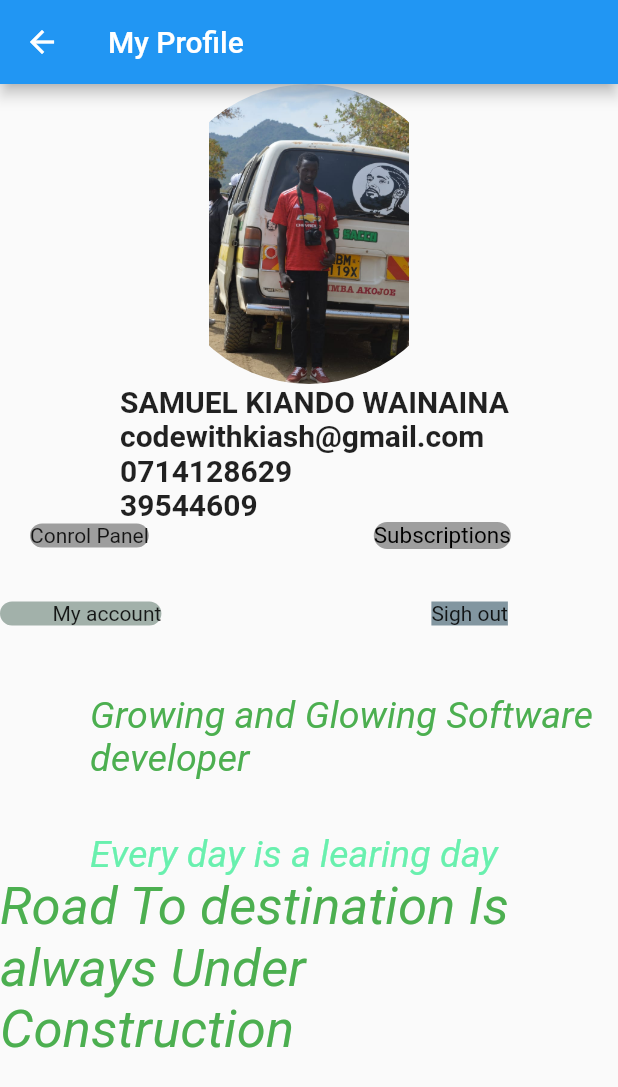
After one commit to Kiash254/fluttertodo, a Flutter app: the Profile screen opened directly, on a phone screen of 412 x 824 dp. The commit adds this screen. Shown: the top 1087 px of the screen. Run offline on Flutter 3.47's test engine with Material 2 defaults, Android fonts, the phone set to English and light mode, and no system bars; our stand-ins replace sqflite; accounts and stored records are empty.

Commit message:
second  commit

```diff
--- a/lib/repo/database.dart
+++ b/lib/repo/database.dart
@@ -3,7 +3,7 @@ import 'package:path/path.dart';
 import 'package:path_provider/path_provider.dart';
 
 class DatabaseConnection {
-  serDatabase() async {
+  setDatabase() async {
     var directory = await getApplicationDocumentsDirectory();
     var path = join(directory.path, 'db_todolis');
     var database =
--- /dev/null
+++ b/lib/screens/profile.dart
@@ -0,0 +1,148 @@
+// ignore_for_file: prefer_const_constructors, prefer_const_literals_to_create_immutables
+
+import 'package:flutter/material.dart';
+
+class Profile extends StatefulWidget {
+  const Profile({Key? key}) : super(key: key);
+
+  @override
+  State<Profile> createState() => _ProfileState();
+}
+
+class _ProfileState extends State<Profile> {
+  @override
+  Widget build(BuildContext context) {
+    return Scaffold(
+      appBar: AppBar(
+        title: Text('My Profile'),
+      ),
+      body: ListView(
+        children: [
+          Container(
+              height: 200,
+              decoration: BoxDecoration(
+                image:
+                    DecorationImage(image: AssetImage('assets/photoman.jpg')),
+                shape: BoxShape.circle,
+              )),
+          Padding(
+            padding: const EdgeInsets.only(left: 80),
+            child: Text(
+              'SAMUEL KIANDO WAINAINA',
+              style: TextStyle(fontWeight: FontWeight.bold, fontSize: 20),
+            ),
+          ),
+          Padding(
+            padding: const EdgeInsets.only(left: 80),
+            child: Text(
+              'codewithkiash@gmail.com',
+              style: TextStyle(
+                fontWeight: FontWeight.bold,
+                fontSize: 20,
+              ),
+            ),
+          ),
+          Padding(
+            padding: const EdgeInsets.only(left: 80),
+            child: Text(
+              '0714128629',
+              style: TextStyle(fontWeight: FontWeight.bold, fontSize: 20),
+            ),
+          ),
+          Padding(
+            padding: const EdgeInsets.only(left: 80),
+            child: Text(
+              '39544609',
+              style: TextStyle(fontWeight: FontWeight.bold, fontSize: 20),
+            ),
+          ),
+          Row(
+            children: [
+              Padding(
+                padding: const EdgeInsets.only(left: 20),
+                child: Container(
+                    decoration: BoxDecoration(
+                        color: Colors.grey,
+                        borderRadius: BorderRadius.all(Radius.circular(40))),
+                    child: Text('Conrol Panel')),
+              ),
+              Container(
+                width: 150,
+              ),
+              Container(
+                decoration: BoxDecoration(
+                    color: Colors.grey,
+                    borderRadius: BorderRadius.all(Radius.circular(60))),
+                child: Text(
+                  'Subscriptions',
+                  style: TextStyle(
+                    fontWeight: FontWeight.normal,
+                    fontSize: 15,
+                    color: Colors.black,
+                  ),
+                ),
+              )
+            ],
+          ),
+          SizedBox(
+            height: 35,
+          ),
+          Row(
+            children: [
+              Container(
+                decoration: BoxDecoration(
+                    color: Color.fromARGB(255, 162, 177, 170),
+                    borderRadius: BorderRadius.all(Radius.circular(40))),
+                child: Padding(
+                  padding: const EdgeInsets.only(left: 35),
+                  child: Text('My account'),
+                ),
+              ),
+              Container(width: 180),
+              Container(
+                decoration:
+                    BoxDecoration(color: Color.fromARGB(255, 130, 150, 160)),
+                child: Text('Sigh out'),
+              )
+            ],
+          ),
+          SizedBox(
+            height: 45,
+          ),
+          Padding(
+            padding: const EdgeInsets.only(left: 60),
+            child: Text(
+              "Growing and Glowing Software developer",
+              style: TextStyle(
+                color: Colors.green,
+                fontSize: 25,
+                fontStyle: FontStyle.italic,
+              ),
+            ),
+          ),
+          SizedBox(
+            height: 35,
+          ),
+          Padding(
+            padding: const EdgeInsets.only(left: 60),
+            child: Text(
+              'Every day is a learing day',
+              style: TextStyle(
+                  fontStyle: FontStyle.italic,
+                  fontSize: 25,
+                  color: Colors.greenAccent),
+            ),
+          ),
+          Text(
+            'Road To destination Is  always Under  Construction',
+            style: TextStyle(
+              fontStyle: FontStyle.italic,
+              fontSize: 35,
+              color: Colors.green,
+            ),
+          )
+        ],
+      ),
+    );
+  }
+}
--- a/pubspec.yaml
+++ b/pubspec.yaml
@@ -62,6 +62,8 @@ flutter:
   # To add assets to your application, add an assets section, like this:
   assets:
     - assets/kiash.jpg
+    - assets/photoman.jpg
+    - assets/sam.jpg
 
 
   # An image asset can refer to one or more resolution-specific "variants", see
```
Also changed, not shown: lib/help/drawer.dart (+36 -0 lines), lib/repo/repo.dart (+25 -0 lines), lib/screens/admin.dart (added, +127 -0 lines), lib/screens/bio.dart (added, +84 -0 lines), lib/screens/register.dart (added, +15 -0 lines), lib/screens/settings.dart (added, +109 -0 lines), lib/screens/staff.dart (added, +22 -0 lines), lib/screens/todos.dart (+8 -11 lines), assets/photoman.jpg (added), assets/sam.jpg (added).
